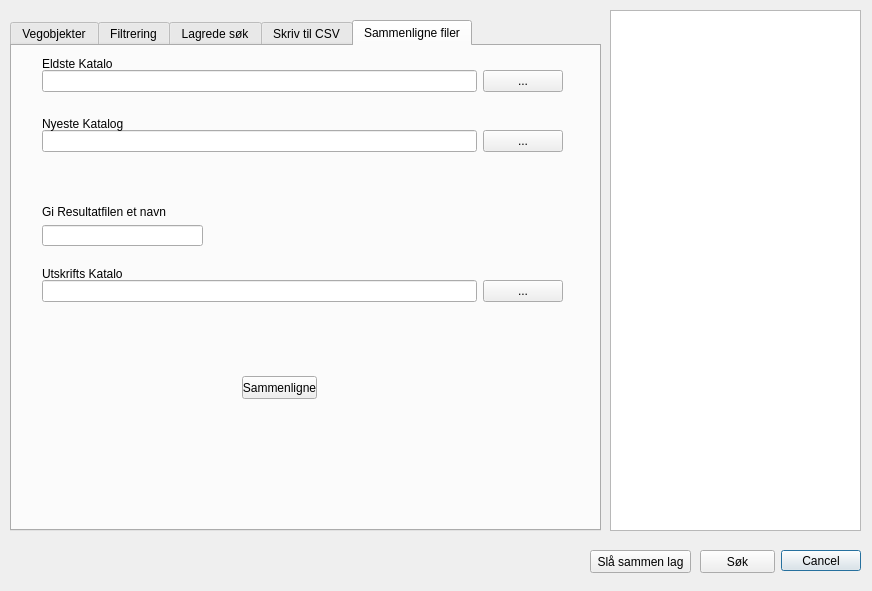
Old version of the form nvdb_qgis_plugin_dialog_base.ui in the repository vtfk/NVDB-qgis-plugin.
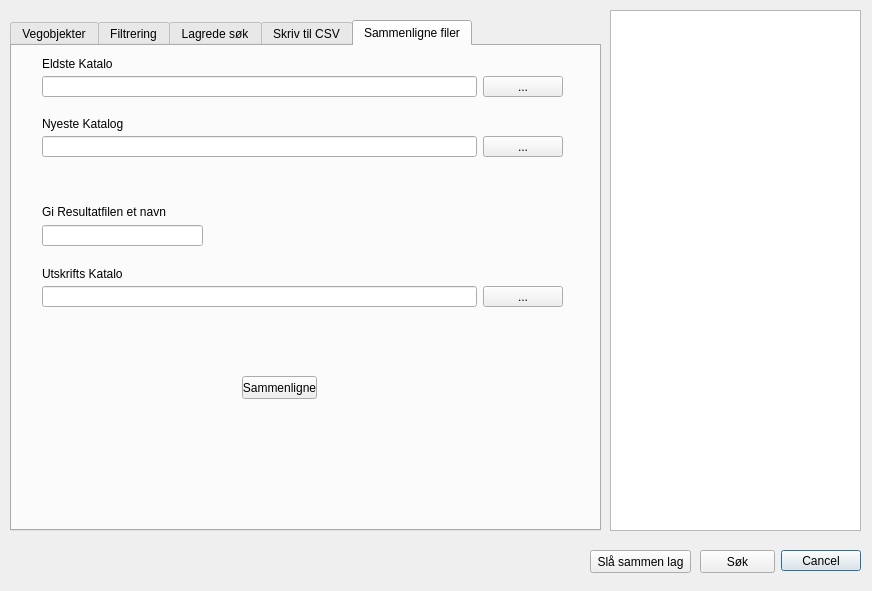
New version of the form. The open tabs and pages were chosen to show the change.

Commit message: layout endring

Diff of the .ui file:
```diff
--- a/nvdb_qgis_plugin_dialog_base.ui
+++ b/nvdb_qgis_plugin_dialog_base.ui
@@ -616,9 +616,9 @@
      <property name="geometry">
       <rect>
        <x>30</x>
-       <y>20</y>
+       <y>30</y>
        <width>521</width>
-       <height>31</height>
+       <height>21</height>
       </rect>
      </property>
      <layout class="QHBoxLayout" name="horizontalLayout_2">
@@ -642,9 +642,9 @@
      <property name="geometry">
       <rect>
        <x>30</x>
-       <y>80</y>
+       <y>90</y>
        <width>521</width>
-       <height>31</height>
+       <height>21</height>
       </rect>
      </property>
      <layout class="QHBoxLayout" name="horizontalLayout_3">
@@ -668,9 +668,9 @@
      <property name="geometry">
       <rect>
        <x>30</x>
-       <y>230</y>
+       <y>240</y>
        <width>521</width>
-       <height>31</height>
+       <height>21</height>
       </rect>
      </property>
      <layout class="QHBoxLayout" name="horizontalLayout_4">
```
The commit also changes 2 other files.
